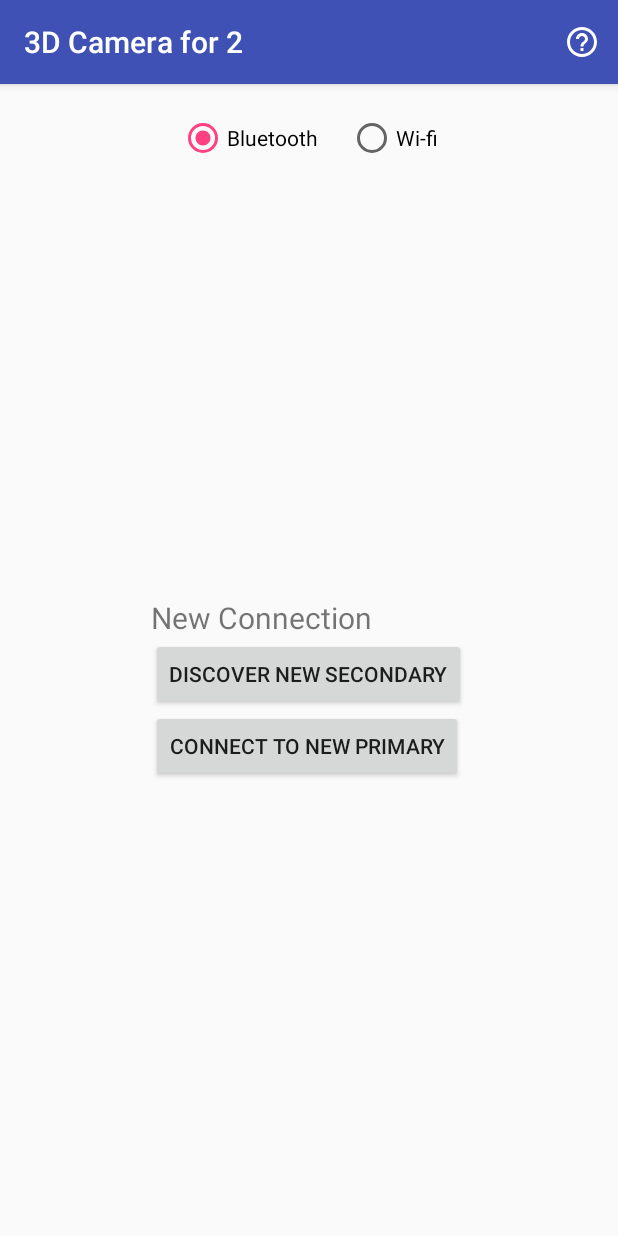
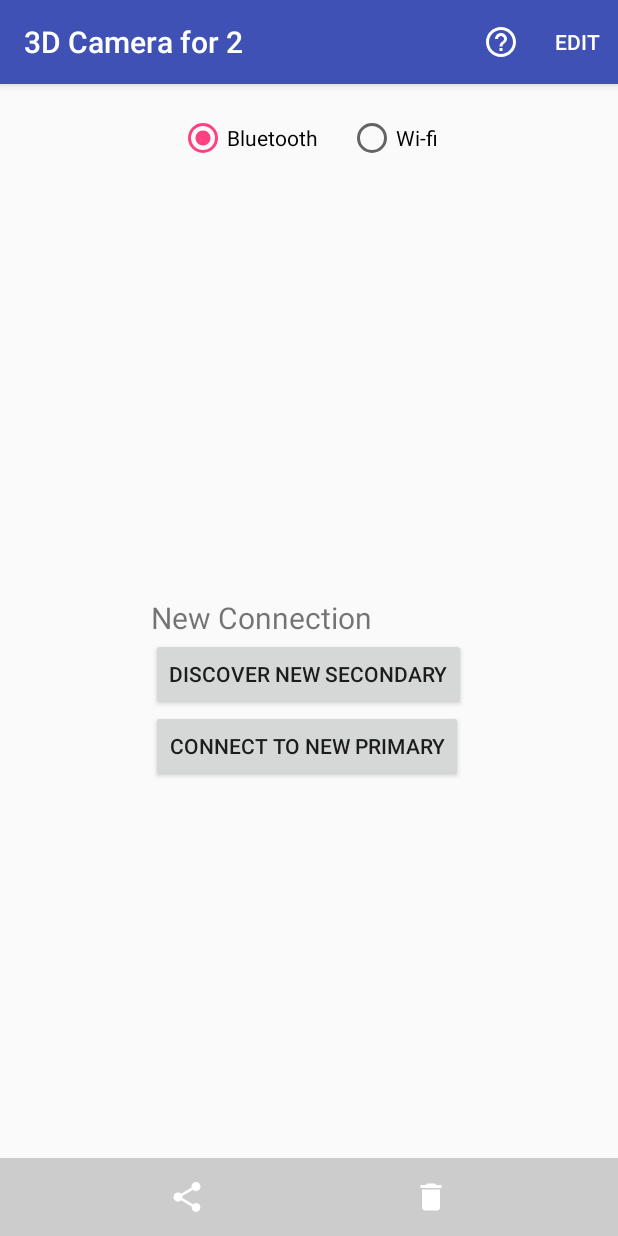
Before and after one commit to fPonias/stereoCamera, an Android app: the fragment Gallery placed in its activity, on a phone screen of 412 x 824 dp. Run offline under Robolectric (Android 15) with nearby library versions, the phone set to English and light mode, and no system bars; our stand-ins replace AdMob.

Commit message:
added delete from gallery

```diff
--- /dev/null
+++ b/android/app/src/main/res/drawable/edit.xml
@@ -0,0 +1,5 @@
+<vector android:height="24dp" android:tint="#FFFFFF"
+    android:viewportHeight="24.0" android:viewportWidth="24.0"
+    android:width="24dp" xmlns:android="http://schemas.android.com/apk/res/android">
+    <path android:fillColor="#FF000000" android:pathData="M3,17.25V21h3.75L17.81,9.94l-3.75,-3.75L3,17.25zM20.71,7.04c0.39,-0.39 0.39,-1.02 0,-1.41l-2.34,-2.34c-0.39,-0.39 -1.02,-0.39 -1.41,0l-1.83,1.83 3.75,3.75 1.83,-1.83z"/>
+</vector>
--- a/android/app/src/main/res/layout/fragment_gallery.xml
+++ b/android/app/src/main/res/layout/fragment_gallery.xml
@@ -1,7 +1,49 @@
 <?xml version="1.0" encoding="utf-8"?>
-<android.support.v7.widget.RecyclerView xmlns:android="http://schemas.android.com/apk/res/android"
+<LinearLayout xmlns:android="http://schemas.android.com/apk/res/android"
     android:layout_width="match_parent"
     android:layout_height="match_parent"
-    android:id="@+id/daysList">
+    android:orientation="vertical">
+    <android.support.v7.widget.RecyclerView
+        android:layout_width="match_parent"
+        android:layout_height="0dp"
+        android:layout_weight="1"
+        android:id="@+id/daysList">
+    </android.support.v7.widget.RecyclerView>
 
-</android.support.v7.widget.RecyclerView>
+    <LinearLayout android:visibility="visible"
+        android:layout_width="match_parent"
+        android:layout_height="wrap_content"
+        android:orientation="horizontal"
+        android:background="@color/lightGrey"
+        android:padding="4dp"
+        android:id="@+id/bottom_menu">
+        <android.support.v4.widget.Space
+            android:layout_width="0dp"
+            android:layout_height="0dp"
+            android:layout_weight="1"/>
+        <ImageButton
+            android:layout_width="44dp"
+            android:layout_height="44dp"
+            android:layout_marginStart="20dp"
+            android:layout_marginEnd="20dp"
+            android:background="@color/transparent"
+            android:src="@drawable/share"
+            android:id="@+id/share_btn"/>
+        <android.support.v4.widget.Space
+            android:layout_width="0dp"
+            android:layout_height="0dp"
+            android:layout_weight="1"/>
+        <ImageButton
+            android:layout_width="44dp"
+            android:layout_height="44dp"
+            android:layout_marginStart="20dp"
+            android:layout_marginEnd="20dp"
+            android:background="@color/transparent"
+            android:src="@drawable/trash_icon"
+            android:id="@+id/trash_btn"/>
+        <android.support.v4.widget.Space
+            android:layout_width="0dp"
+            android:layout_height="0dp"
+            android:layout_weight="1"/>
+    </LinearLayout>
+</LinearLayout>
--- /dev/null
+++ b/android/app/src/main/res/menu/gallery_menu.xml
@@ -0,0 +1,9 @@
+<?xml version="1.0" encoding="utf-8"?>
+<menu xmlns:app="http://schemas.android.com/apk/res-auto"
+    xmlns:android="http://schemas.android.com/apk/res/android">
+
+    <item
+        android:id="@+id/editBtn"
+        android:title="Edit"
+        app:showAsAction="ifRoom" />
+</menu>
--- a/android/app/src/main/res/values/colors.xml
+++ b/android/app/src/main/res/values/colors.xml
@@ -4,5 +4,7 @@
     <color name="colorPrimaryDark">#303F9F</color>
     <color name="colorAccent">#FF4081</color>
     <color name="white">#FFFFFF</color>
+    <color name="lightGrey">#CCCCCC</color>
     <color name="black">#000000</color>
+    <color name="transparent">#00FFFFFF</color>
 </resources>
```
Also changed, not shown: android/app/src/main/java/com/munger/stereocamera/fragment/Gallery.java (+149 -7 lines).
